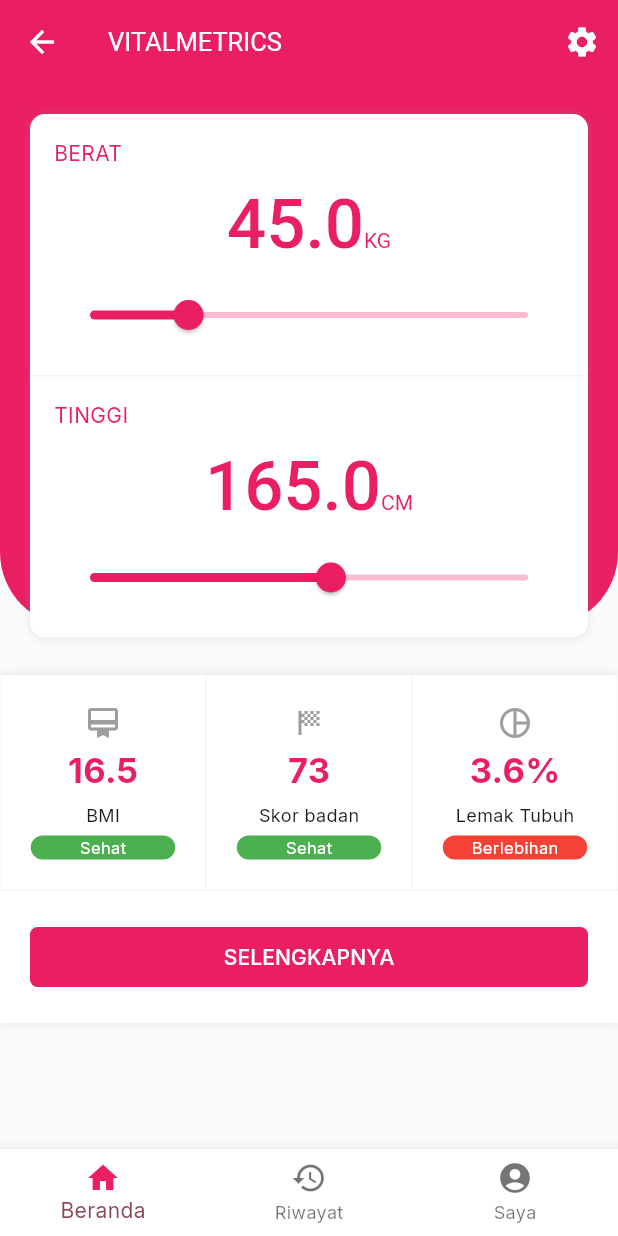
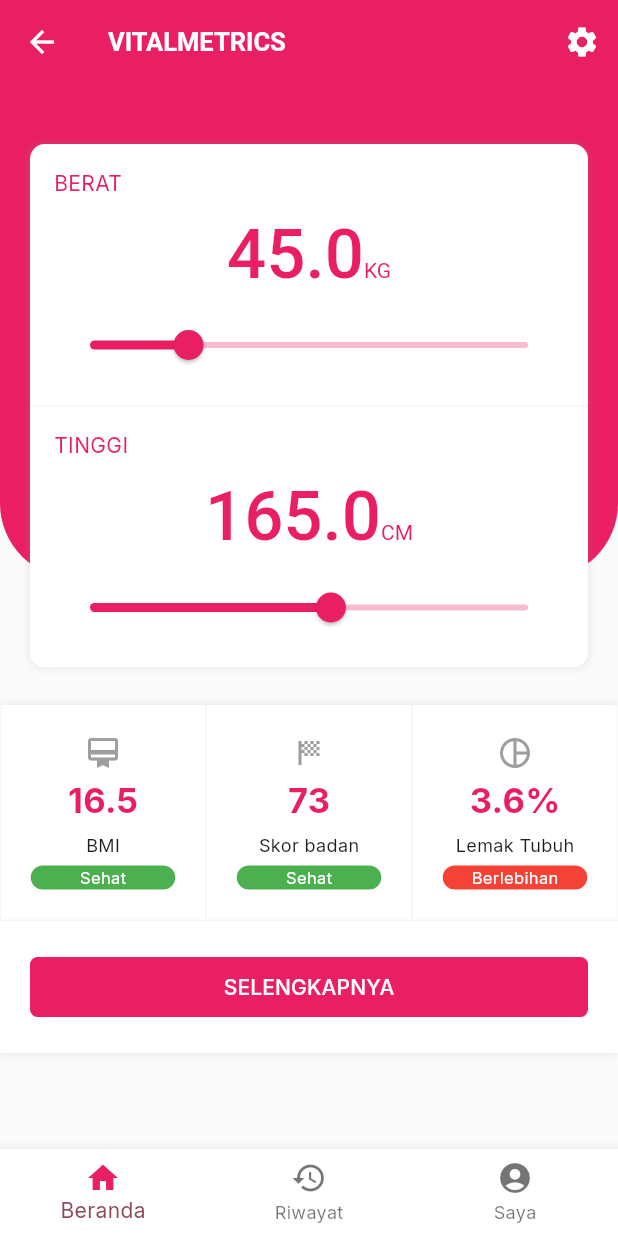
Before and after one commit to izzaalfiansyah/vitalmetrics, a Flutter app: the screen it shows after launch, on a phone screen of 412 x 824 dp. Run offline on Flutter 3.47's test engine with Material 3 defaults, Android fonts, the phone set to English and light mode, and no system bars; our stand-ins replace fl_chart, google_fonts, shared_preferences; accounts and stored records are empty.

Commit message:
change page index ui

```diff
--- a/db.json
+++ b/db.json
@@ -12,7 +12,7 @@
   ],
   "perangkat_user": [
     {
-      "id": "ec1f",
+      "id": "334c",
       "nomor_serial": "ESP32-72488",
       "user_id": "1"
     }
--- a/lib/pages/index.dart
+++ b/lib/pages/index.dart
@@ -32,7 +32,12 @@ class _IndexScreenState extends State<IndexScreen> {
 
     return Scaffold(
       appBar: AppBar(
-        title: Text('VitalMetrics'.toUpperCase()),
+        title: Text(
+          'VitalMetrics'.toUpperCase(),
+          style: TextStyle(
+            fontWeight: FontWeight.bold,
+          ),
+        ),
         centerTitle: false,
         actions: [
           IconButton(
@@ -49,7 +54,7 @@ class _IndexScreenState extends State<IndexScreen> {
         child: Stack(
           children: [
             Container(
-              height: size.height * 1 / 2 - 50,
+              height: size.height * 2 / 5,
               decoration: BoxDecoration(
                 color: cPrimary,
                 borderRadius: BorderRadius.vertical(
@@ -62,6 +67,7 @@ class _IndexScreenState extends State<IndexScreen> {
                 Padding(
                   padding: const EdgeInsets.all(20),
                   child: Container(
+                    margin: EdgeInsets.only(top: 20),
                     decoration: BoxDecoration(
                       color: Colors.white,
                       borderRadius: BorderRadius.circular(10),
```
Also changed, not shown: lib/pages/report.dart (+6 -8 lines).
